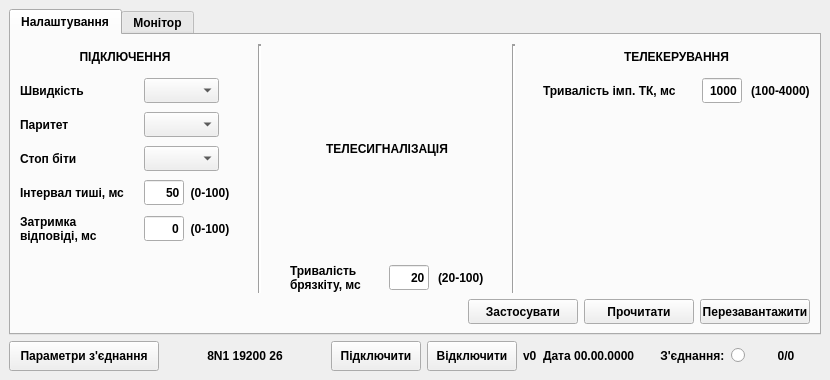
First picture: the form in mdio.ui, repository Goodjamp/Mdio, before the edit.
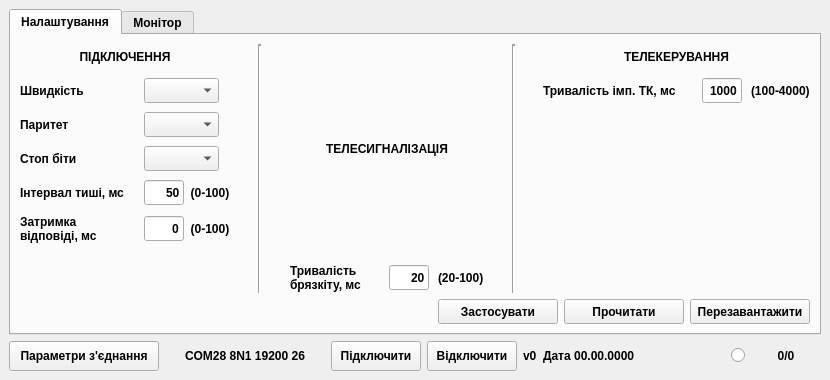
Second picture: the form after the edit.

Diff of the .ui file:
```diff
--- a/mdio.ui
+++ b/mdio.ui
@@ -788,13 +788,13 @@
            <widget class="QPushButton" name="pbApplySettings">
             <property name="minimumSize">
              <size>
-              <width>110</width>
+              <width>120</width>
               <height>25</height>
              </size>
             </property>
             <property name="maximumSize">
              <size>
-              <width>110</width>
+              <width>120</width>
               <height>25</height>
              </size>
             </property>
@@ -814,13 +814,13 @@
            <widget class="QPushButton" name="pbReadSettings">
             <property name="minimumSize">
              <size>
-              <width>110</width>
+              <width>120</width>
               <height>25</height>
              </size>
             </property>
             <property name="maximumSize">
              <size>
-              <width>110</width>
+              <width>120</width>
               <height>25</height>
              </size>
             </property>
@@ -840,13 +840,13 @@
            <widget class="QPushButton" name="pbReload">
             <property name="minimumSize">
              <size>
-              <width>110</width>
+              <width>120</width>
               <height>25</height>
              </size>
             </property>
             <property name="maximumSize">
              <size>
-              <width>110</width>
+              <width>120</width>
               <height>25</height>
              </size>
             </property>
@@ -1326,7 +1326,7 @@
          </font>
         </property>
         <property name="text">
-         <string>8N1 19200 26</string>
+         <string>COM28 8N1 19200 26</string>
         </property>
         <property name="alignment">
          <set>Qt::AlignCenter</set>
@@ -1412,32 +1412,6 @@
         </property>
        </spacer>
       </item>
-      <item>
-       <spacer name="horizontalSpacer_13">
-        <property name="orientation">
-         <enum>Qt::Horizontal</enum>
-        </property>
-        <property name="sizeHint" stdset="0">
-         <size>
-          <width>40</width>
-          <height>20</height>
-         </size>
-        </property>
-       </spacer>
-      </item>
-      <item>
-       <spacer name="horizontalSpacer">
-        <property name="orientation">
-         <enum>Qt::Horizontal</enum>
-        </property>
-        <property name="sizeHint" stdset="0">
-         <size>
-          <width>40</width>
-          <height>20</height>
-         </size>
-        </property>
-       </spacer>
-      </item>
       <item>
        <widget class="QLabel" name="lConnectionStatus">
         <property name="font">
@@ -1448,7 +1422,7 @@
          </font>
         </property>
         <property name="text">
-         <string> З'єднання:</string>
+         <string/>
         </property>
        </widget>
       </item>
```
